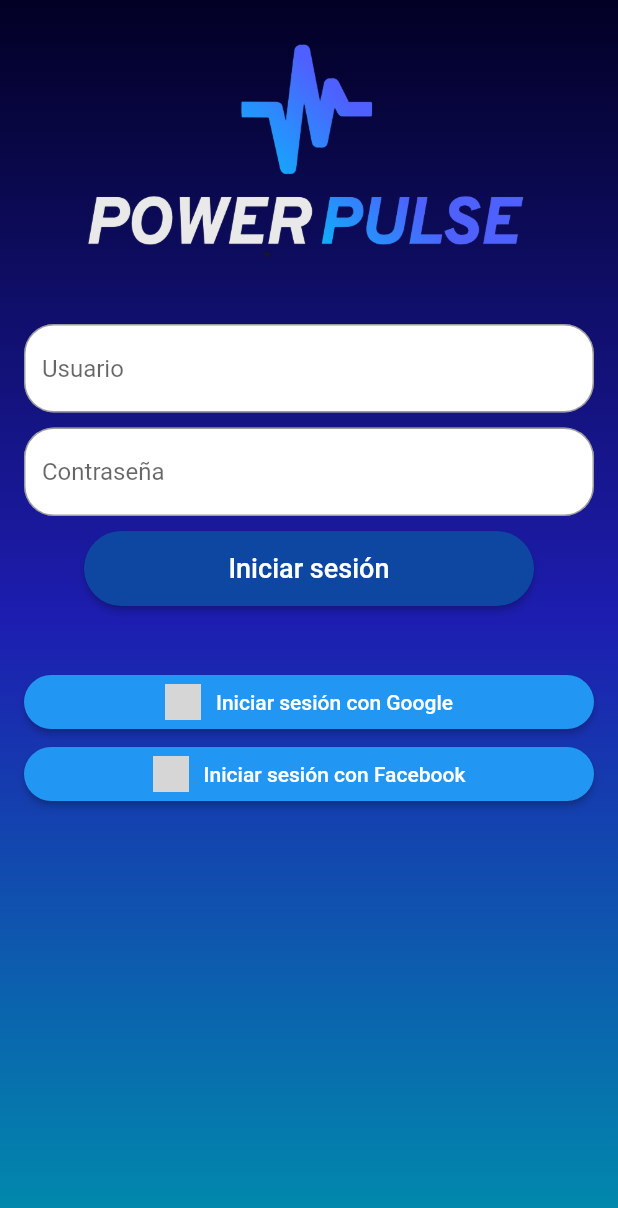
After one commit to Erick142/PowerPulse, a Flutter app: the Login screen opened directly, on a phone screen of 412 x 824 dp. The commit adds this screen. Shown: the top 1208 px of the screen. Run offline on Flutter 3.47's test engine with Material 2 defaults, Android fonts, the phone set to English and light mode, and no system bars; grey boxes are pictures that could not be loaded.

Commit message:
Se agregaron las pantallas de inicio de sesión y perfil de usuario. Además se agregaron algunas redirecciones entre ellas.

```diff
--- /dev/null
+++ b/lib/app/pages/Login/Login.dart
@@ -0,0 +1,126 @@
+import 'package:flutter/material.dart';
+
+class Login extends StatelessWidget {
+  @override
+  Widget build(BuildContext context) {
+    return Scaffold(
+      body: Container(
+        decoration: BoxDecoration(
+          gradient: LinearGradient(
+            begin: Alignment.topCenter,
+            end: Alignment.bottomCenter,
+            colors: [
+              Color.fromRGBO(2, 0, 36, 1.0),
+              Color.fromRGBO(29, 29, 176, 1.0),
+              Color.fromRGBO(0, 141, 172, 1.0),
+            ],
+          ),
+        ),
+        child: Column(
+          mainAxisAlignment: MainAxisAlignment.start,
+          children: <Widget>[
+            Container(
+              alignment: Alignment.center,
+              child: Image.asset(
+                'assets/logo_pp_black-removebg-preview.png',
+                width: 300,
+                height: 200,
+              ),
+            ),
+            Padding(
+              padding: const EdgeInsets.all(16.0),
+              child: Column(
+                children: <Widget>[
+                  Container(
+                    decoration: BoxDecoration(
+                      color: Colors.white,
+                      borderRadius: BorderRadius.circular(20.0),
+                    ),
+                    child: TextFormField(
+                      decoration: InputDecoration(
+                        hintText: "Usuario",
+                        border: OutlineInputBorder(
+                          borderRadius: BorderRadius.circular(20.0),
+                        ),
+                      ),
+                    ),
+                  ),
+                  SizedBox(height: 10),
+                  Container(
+                    decoration: BoxDecoration(
+                      color: Colors.white,
+                      borderRadius: BorderRadius.circular(20.0),
+                    ),
+                    child: TextFormField(
+                      obscureText: true,
+                      decoration: InputDecoration(
+                        hintText: "Contraseña",
+                        border: OutlineInputBorder(
+                          borderRadius: BorderRadius.circular(20.0),
+                        ),
+                      ),
+                    ),
+                  ),
+                  SizedBox(height: 10),
+                  ElevatedButton(
+                    onPressed: () {
+                      Navigator.pushNamed(context, '/sesiones');
+                    },
+                    style: ElevatedButton.styleFrom(
+                      primary: Colors.blue[900],
+                      shape: RoundedRectangleBorder(
+                        borderRadius: BorderRadius.circular(25.0),
+                      ),
+                      minimumSize: Size(300, 50),
+                    ),
+                    child: Text("Iniciar sesión", style: TextStyle(fontSize: 18)),
+                  ),
+                  SizedBox(height: 40),
+                  ElevatedButton(
+                    onPressed: () {
+                      // iniciar sesión con Google
+                    },
+                    style: ElevatedButton.styleFrom(
+                      primary: Colors.blue,
+                      shape: RoundedRectangleBorder(
+                        borderRadius: BorderRadius.circular(20.0),
+                      ),
+                    ),
+                    child: Row(
+                      mainAxisAlignment: MainAxisAlignment.center,
+                      children: [
+                        Image.asset('assets/logo_google.png', width: 24, height: 24),
+                        SizedBox(width: 10),
+                        Text("Iniciar sesión con Google"),
+                      ],
+                    ),
+                  ),
+                  SizedBox(height: 0),
+                  ElevatedButton(
+                    onPressed: () {
+                      // iniciar sesión con Facebook
+                    },
+                    style: ElevatedButton.styleFrom(
+                      primary: Colors.blue,
+                      shape: RoundedRectangleBorder(
+                        borderRadius: BorderRadius.circular(20.0),
+                      ),
+                    ),
+                    child: Row(
+                      mainAxisAlignment: MainAxisAlignment.center,
+                      children: [
+                        Image.asset('assets/logo_FB.png', width: 24, height: 24),
+                        SizedBox(width: 10),
+                        Text("Iniciar sesión con Facebook"),
+                      ],
+                    ),
+                  ),
+                ],
+              ),
+            ),
+          ],
+        ),
+      ),
+    );
+  }
+}
--- a/lib/app/pages/pantallaInicio/PantallaInicio.dart
+++ b/lib/app/pages/pantallaInicio/PantallaInicio.dart
@@ -18,7 +18,7 @@ class PantallaInicio extends StatelessWidget {
             colors: [
               Color.fromRGBO(2, 0, 36, 1.0),
               Color.fromRGBO(29, 29, 176, 1.0),
-              Color.fromRGBO(0, 141, 172, 1.0),], // Colores de tu degradado
+              Color.fromRGBO(0, 141, 172, 1.0),],
           ),
         ),
         //color: Color.fromARGB(255, 33, 33, 33),
--- a/lib/app/pages/pantallaInicio/widgets/MyCustomOutlineButton.dart
+++ b/lib/app/pages/pantallaInicio/widgets/MyCustomOutlineButton.dart
@@ -15,7 +15,7 @@ class MyCustomOutlineButton extends StatelessWidget {
           padding: EdgeInsets.symmetric(horizontal: 20, vertical: 12)),
 
       onPressed: () {
-        print("xd");
+        Navigator.pushNamed(context, '/login');
       },
       child: Text(
         texto,
--- a/lib/app/pages/sesiones2/Sesiones2.dart
+++ b/lib/app/pages/sesiones2/Sesiones2.dart
@@ -18,7 +18,7 @@ class Sesiones2 extends StatelessWidget {
             colors: [
               Color.fromRGBO(2, 0, 36, 1.0),
               Color.fromRGBO(29, 29, 176, 1.0),
-              Color.fromRGBO(0, 141, 172, 1.0),], // Colores de tu degradado
+              Color.fromRGBO(0, 141, 172, 1.0),],
           ),
         ),
         //color: Color.fromARGB(255, 33, 33, 33),
--- a/lib/app/pages/sesiones2/widgets/TopBar.dart
+++ b/lib/app/pages/sesiones2/widgets/TopBar.dart
@@ -17,7 +17,7 @@ class TopBar extends StatelessWidget {
                     print("config");
                   },
                   icon: Icon(
-                    Icons.ac_unit,
+                    Icons.settings,
                     size: 40,
                     color: Color.fromARGB(255, 255, 255, 255),
                   )
@@ -29,7 +29,8 @@ class TopBar extends StatelessWidget {
               ),
               IconButton(
                   onPressed: () {
-                    print("user");
+                    Navigator.pushNamed(context, '/perfil');
+                    //print("user");
                   },
                   icon: Icon(
                     Icons.person,
--- a/lib/main.dart
+++ b/lib/main.dart
@@ -3,6 +3,9 @@ import 'package:flutter_application_1/app/pages/listaEjercicios/ListaEjercicios.
 import 'package:flutter_application_1/app/pages/sesiones2/Sesiones2.dart';
 import "app/pages/sesiones/Sesiones.dart";
 import 'app/pages/pantallaInicio/PantallaInicio.dart';
+import 'app/pages/perfilUsuario/PerfilUsuario.dart';
+import 'app/pages/Login//Login.dart';
+
 void main() {
   runApp(MyApp());
 }
@@ -16,6 +19,8 @@ class MyApp extends StatelessWidget {
         '/sesiones':(context) => Sesiones2(),
         '/categorias':(context) => Sesiones(),
         '/lista':(context) => ListaEjercicios(),
+        '/perfil':(context) => PerfilUsuario(),
+        '/login':(context) => Login(),
       },
     );
   }
```
Also changed, not shown: lib/app/pages/perfilUsuario/PerfilUsuario.dart (added, +52 -0 lines).
